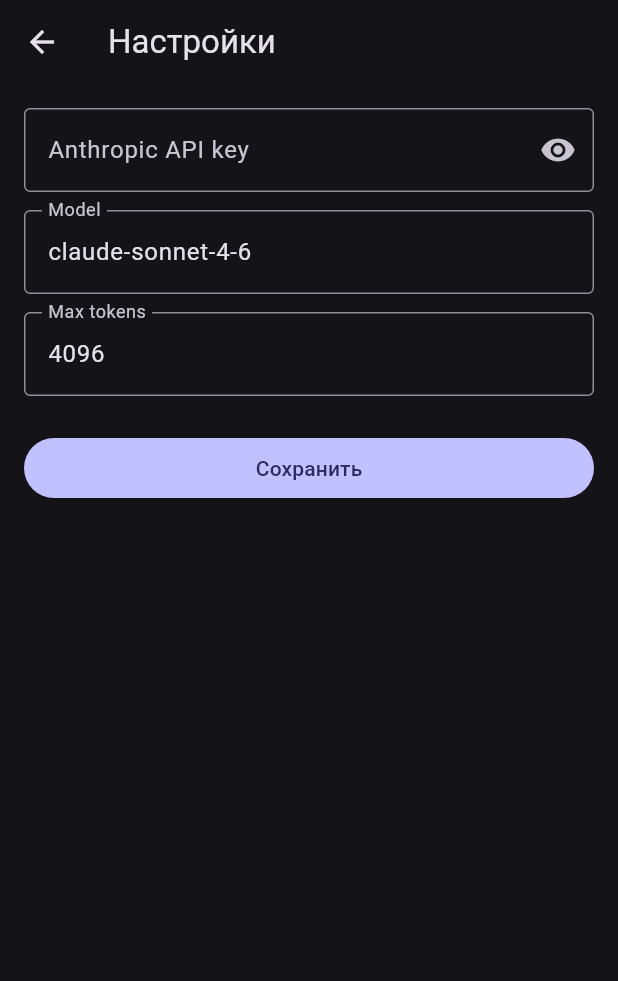
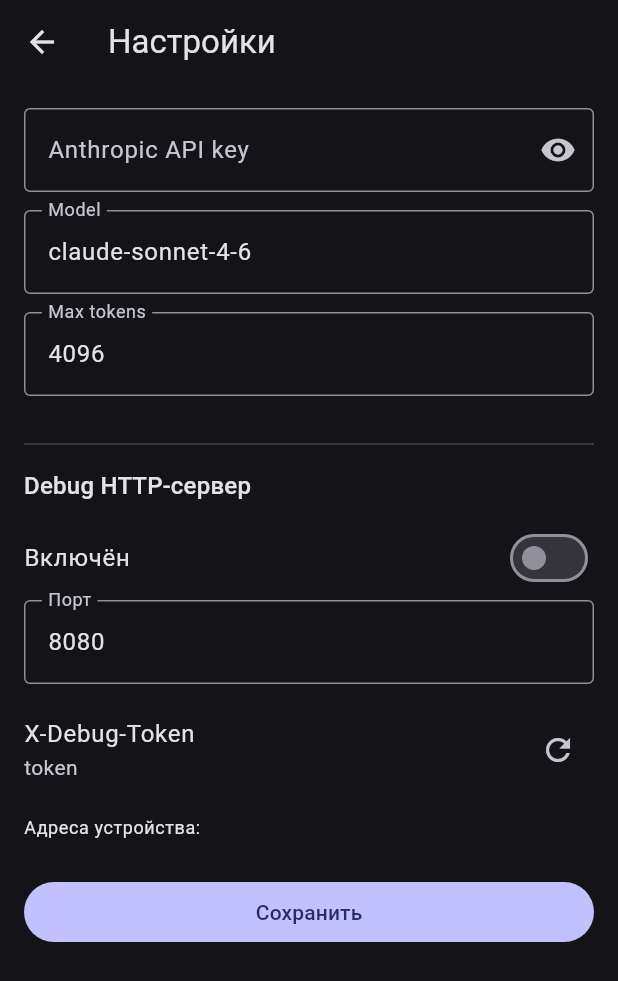
Before and after one commit to iamweasel89/musical-succotash, a Flutter app: the screen it shows after launch, after a tap on the "settings" icon, on a phone screen of 412 x 824 dp. Shown: the top 981 px of the screen. Run offline on Flutter 3.47's test engine with Material 3 defaults, Android fonts, the phone set to English and light mode, and no system bars; our stand-ins replace package_info_plus, shared_preferences; statements that could not run were skipped.

Commit message:
substrate/v1: debug HTTP server — external access to the vault
- debug_server.dart — tiny HttpServer on 0.0.0.0:port with X-Debug-Token auth
- Endpoints: GET /vault/list, GET /vault/atoms/:id, GET /vault/moves/:id,
  POST /vault/prompt (runs full move cycle), POST /vault/atoms (raw write)
- Settings: debug toggle, port (default 8080), auto-generated token, IP list
- Server starts automatically on app launch if toggled on

Lets an external helper observe the vault state and write to it while the
operator uses the app on-device. Reachable via Tailscale or any IP interface
shown in Settings.

https://claude.ai/code/session_01SWPPKLTUHNvhydcVgYpU5K

```diff
--- a/lib/main.dart
+++ b/lib/main.dart
@@ -3,6 +3,7 @@ import 'dart:io';
 import 'package:flutter/material.dart';
 import 'package:flutter/services.dart';
 
+import 'services/debug_server.dart';
 import 'services/settings.dart';
 import 'services/updater.dart';
 import 'services/vault.dart';
@@ -41,6 +42,7 @@ class HomeScreen extends StatefulWidget {
 class _HomeScreenState extends State<HomeScreen> {
   final _vault = Vault();
   final _promptCtl = TextEditingController();
+  DebugServer? _debug;
   List<File> _atoms = [];
   bool _loading = true;
   bool _sending = false;
@@ -68,6 +70,22 @@ class _HomeScreenState extends State<HomeScreen> {
     await _vault.init();
     await _seedIfEmpty();
     await _refresh();
+    if (await Settings.getDebugEnabled()) {
+      await _startDebug();
+    }
+  }
+
+  Future<void> _startDebug() async {
+    _debug ??= DebugServer(_vault);
+    try {
+      await _debug!.start();
+    } catch (_) {}
+    if (mounted) setState(() {});
+  }
+
+  Future<void> _stopDebug() async {
+    await _debug?.stop();
+    if (mounted) setState(() {});
   }
 
   Future<void> _seedIfEmpty() async {
@@ -140,7 +158,16 @@ class _HomeScreenState extends State<HomeScreen> {
             icon: const Icon(Icons.settings),
             onPressed: () => Navigator.of(context).push(
               MaterialPageRoute<void>(
-                builder: (_) => const SettingsScreen(),
+                builder: (_) => SettingsScreen(
+                  onDebugToggled: (enabled) async {
+                    if (enabled) {
+                      await _startDebug();
+                    } else {
+                      await _stopDebug();
+                    }
+                  },
+                  debugRunning: _debug?.isRunning ?? false,
+                ),
               ),
             ),
           ),
@@ -251,7 +278,13 @@ class _HomeScreenState extends State<HomeScreen> {
 }
 
 class SettingsScreen extends StatefulWidget {
-  const SettingsScreen({super.key});
+  final Future<void> Function(bool enabled)? onDebugToggled;
+  final bool debugRunning;
+  const SettingsScreen({
+    super.key,
+    this.onDebugToggled,
+    this.debugRunning = false,
+  });
 
   @override
   State<SettingsScreen> createState() => _SettingsScreenState();
@@ -261,7 +294,11 @@ class _SettingsScreenState extends State<SettingsScreen> {
   final _apiCtl = TextEditingController();
   final _modelCtl = TextEditingController();
   final _maxCtl = TextEditingController();
+  final _portCtl = TextEditingController();
   bool _obscure = true;
+  bool _debugEnabled = false;
+  String _debugToken = '';
+  List<String> _ips = [];
 
   @override
   void initState() {
@@ -273,7 +310,27 @@ class _SettingsScreenState extends State<SettingsScreen> {
     _apiCtl.text = await Settings.getApiKey();
     _modelCtl.text = await Settings.getModel();
     _maxCtl.text = (await Settings.getMaxTokens()).toString();
+    _portCtl.text = (await Settings.getDebugPort()).toString();
+    _debugEnabled = await Settings.getDebugEnabled();
+    _debugToken = await Settings.getDebugToken();
+    _ips = await _listIps();
     if (mounted) setState(() {});
+  }
+
+  Future<List<String>> _listIps() async {
+    final out = <String>[];
+    try {
+      final ifs = await NetworkInterface.list(
+        type: InternetAddressType.IPv4,
+        includeLoopback: false,
+      );
+      for (final i in ifs) {
+        for (final a in i.addresses) {
+          out.add('${i.name} ${a.address}');
+        }
+      }
+    } catch (_) {}
+    return out;
   }
 
   @override
@@ -281,6 +338,7 @@ class _SettingsScreenState extends State<SettingsScreen> {
     _apiCtl.dispose();
     _modelCtl.dispose();
     _maxCtl.dispose();
+    _portCtl.dispose();
     super.dispose();
   }
 
@@ -289,6 +347,11 @@ class _SettingsScreenState extends State<SettingsScreen> {
     await Settings.setModel(_modelCtl.text.trim());
     final max = int.tryParse(_maxCtl.text.trim()) ?? Settings.defaultMaxTokens;
     await Settings.setMaxTokens(max);
+    final port = int.tryParse(_portCtl.text.trim()) ??
+        Settings.defaultDebugPort;
+    await Settings.setDebugPort(port);
+    await Settings.setDebugEnabled(_debugEnabled);
+    await widget.onDebugToggled?.call(_debugEnabled);
     if (mounted) Navigator.of(context).pop();
   }
 
@@ -296,10 +359,8 @@ class _SettingsScreenState extends State<SettingsScreen> {
   Widget build(BuildContext context) {
     return Scaffold(
       appBar: AppBar(title: const Text('Настройки')),
-      body: Padding(
+      body: ListView(
         padding: const EdgeInsets.all(16),
-        child: Column(
-          crossAxisAlignment: CrossAxisAlignment.stretch,
         children: [
           TextField(
             controller: _apiCtl,
@@ -332,12 +393,51 @@ class _SettingsScreenState extends State<SettingsScreen> {
             ),
           ),
           const SizedBox(height: 24),
+          const Divider(),
+          const SizedBox(height: 8),
+          Text('Debug HTTP-сервер',
+              style: Theme.of(context).textTheme.titleMedium),
+          const SizedBox(height: 8),
+          SwitchListTile(
+            contentPadding: EdgeInsets.zero,
+            title: const Text('Включён'),
+            value: _debugEnabled,
+            onChanged: (v) => setState(() => _debugEnabled = v),
+          ),
+          TextField(
+            controller: _portCtl,
+            keyboardType: TextInputType.number,
+            decoration: const InputDecoration(
+              labelText: 'Порт',
+              border: OutlineInputBorder(),
+            ),
+          ),
+          const SizedBox(height: 8),
+          ListTile(
+            contentPadding: EdgeInsets.zero,
+            title: const Text('X-Debug-Token'),
+            subtitle: SelectableText(_debugToken),
+            trailing: IconButton(
+              icon: const Icon(Icons.refresh),
+              tooltip: 'Новый токен',
+              onPressed: () async {
+                final r = DateTime.now().microsecondsSinceEpoch;
+                final t = 'tok_${r.toRadixString(36)}';
+                await Settings.setDebugToken(t);
+                setState(() => _debugToken = t);
+              },
+            ),
+          ),
+          const SizedBox(height: 8),
+          Text('Адреса устройства:',
+              style: Theme.of(context).textTheme.bodySmall),
+          for (final ip in _ips) SelectableText(ip),
+          const SizedBox(height: 24),
           FilledButton(
             onPressed: _save,
             child: const Text('Сохранить'),
           ),
         ],
-        ),
       ),
     );
   }
--- a/lib/services/settings.dart
+++ b/lib/services/settings.dart
@@ -4,9 +4,13 @@ class Settings {
   static const _kApiKey = 'anthropic_api_key';
   static const _kModel = 'model';
   static const _kMaxTokens = 'max_tokens';
+  static const _kDebugEnabled = 'debug_enabled';
+  static const _kDebugToken = 'debug_token';
+  static const _kDebugPort = 'debug_port';
 
   static const defaultModel = 'claude-sonnet-4-6';
   static const defaultMaxTokens = 4096;
+  static const defaultDebugPort = 8080;
 
   static SharedPreferences? _prefs;
 
@@ -43,4 +47,40 @@ class Settings {
     await _ensure();
     await _prefs!.setInt(_kMaxTokens, v);
   }
+
+  static Future<bool> getDebugEnabled() async {
+    await _ensure();
+    return _prefs!.getBool(_kDebugEnabled) ?? false;
+  }
+
+  static Future<void> setDebugEnabled(bool v) async {
+    await _ensure();
+    await _prefs!.setBool(_kDebugEnabled, v);
+  }
+
+  static Future<String> getDebugToken() async {
+    await _ensure();
+    var t = _prefs!.getString(_kDebugToken) ?? '';
+    if (t.isEmpty) {
+      final r = DateTime.now().microsecondsSinceEpoch;
+      t = 'tok_${r.toRadixString(36)}';
+      await _prefs!.setString(_kDebugToken, t);
+    }
+    return t;
+  }
+
+  static Future<void> setDebugToken(String v) async {
+    await _ensure();
+    await _prefs!.setString(_kDebugToken, v);
+  }
+
+  static Future<int> getDebugPort() async {
+    await _ensure();
+    return _prefs!.getInt(_kDebugPort) ?? defaultDebugPort;
+  }
+
+  static Future<void> setDebugPort(int v) async {
+    await _ensure();
+    await _prefs!.setInt(_kDebugPort, v);
+  }
 }
```
Also changed, not shown: lib/services/debug_server.dart (added, +176 -0 lines), lib/services/vault.dart (+10 -0 lines). Lines whose indentation alone changed are shown as unchanged.
